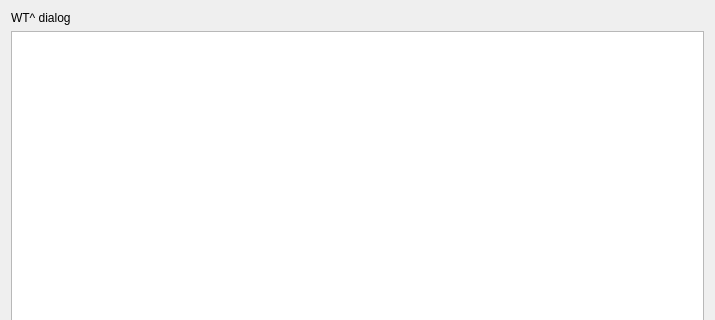
Above: src/qt/forms/sidechainwtprimedialog.ui from torkelrogstad/mainchain before the change; both pictures show x 0 to 715 and y 0 to 320 of the 715 by 653 pixel window. Below: the same form after it.
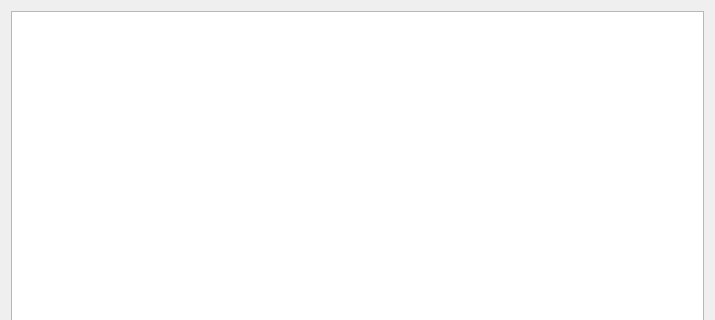
That is the form after the change.

Patch:
```diff
--- a/src/qt/forms/sidechainwtprimedialog.ui
+++ b/src/qt/forms/sidechainwtprimedialog.ui
@@ -14,13 +14,6 @@
    <string>Sidechain Withdrawal (WT^) Management</string>
   </property>
   <layout class="QVBoxLayout" name="verticalLayout">
-   <item>
-    <widget class="QLabel" name="label">
-     <property name="text">
-      <string>WT^ dialog</string>
-     </property>
-    </widget>
-   </item>
    <item>
     <widget class="QTableView" name="tableViewWTPrimeVote"/>
    </item>
```
